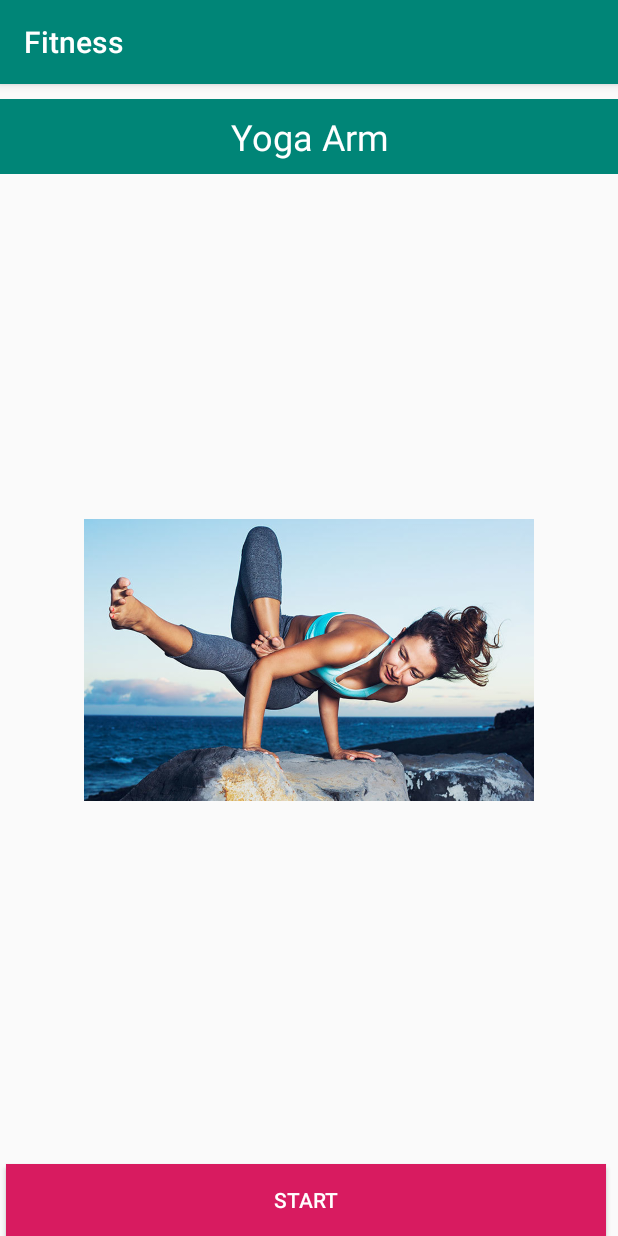
After one commit to mervinkogei/Fitness, an Android app: the DailyTrainingActivity screen opened directly, with no data from a screen before it, on a phone screen of 412 x 824 dp. The commit adds this screen. Run offline under Robolectric (Android 15) with nearby library versions, the light colour scheme and no system bars; our stand-ins replace ButterKnife.

```diff
--- a/app/build.gradle
+++ b/app/build.gradle
@@ -45,5 +45,7 @@ dependencies {
 
     implementation 'de.hdodenhof:circleimageview:3.0.2'
 
+    implementation 'com.github.prolificinteractive:material-calendarview:v1.4.3'
+    implementation 'me.zhanghai.android.materialprogressbar:library:1.6.1'
 
 }
--- /dev/null
+++ b/app/src/main/java/com/example/fitness/UI/DailyTrainingActivity.java
@@ -0,0 +1,222 @@
+package com.example.fitness.UI;
+
+import androidx.appcompat.app.AppCompatActivity;
+
+import android.os.Bundle;
+import android.os.CountDownTimer;
+import android.text.Layout;
+import android.view.View;
+import android.widget.Button;
+import android.widget.ImageView;
+import android.widget.LinearLayout;
+import android.widget.ProgressBar;
+import android.widget.TextView;
+
+import com.example.fitness.Database.YogaDB;
+import com.example.fitness.Models.Exercise;
+import com.example.fitness.R;
+import com.example.fitness.Utils.Common;
+
+import java.util.ArrayList;
+import java.util.Calendar;
+import java.util.List;
+
+import butterknife.BindView;
+import butterknife.ButterKnife;
+
+public class DailyTrainingActivity extends AppCompatActivity {
+    @BindView(R.id.timer)
+    TextView timer;
+    @BindView(R.id.btn_start)
+    Button btn_start;
+    @BindView(R.id.txt_count_down) TextView txt_count_down;
+    @BindView(R.id.txt_get_ready) TextView txt_get_ready;
+    @BindView(R.id.view_exercises) TextView view_exercises;
+    @BindView(R.id.detail_image)
+    ImageView detail_image;
+    @BindView(R.id.layout_get_ready)
+    LinearLayout layout_get_ready;
+    @BindView(R.id.progressBar)
+    ProgressBar progressBar;
+
+    List<Exercise> exerciseList = new ArrayList<>();
+
+    int ex_id = 0,time_limit=0;
+
+    YogaDB yogaDB;
+
+    @Override
+    protected void onCreate(Bundle savedInstanceState) {
+        super.onCreate(savedInstanceState);
+        setContentView(R.layout.activity_daily_training);
+        ButterKnife.bind(this);
+
+        initData();
+
+//        yogaDB = new YogaDB(this);
+//        if (yogaDB.getSettingMode() ==0)
+//            time_limit = Common.TIME_LIMIT_EASY;
+//        else if (yogaDB.getSettingMode() ==1)
+//            time_limit = Common.TIME_LIMIT_MEDIUM;
+//        else if (yogaDB.getSettingMode() ==2)
+//            time_limit = Common.TIME_LIMIT_HARD;
+
+        progressBar.setMax(exerciseList.size());
+
+        setExerciseInformation(ex_id);
+
+        btn_start.setOnClickListener(new View.OnClickListener() {
+            @Override
+            public void onClick(View v) {
+                if (btn_start.getText().toString().toLowerCase().equals("start")){
+                    showGetReady();
+                    btn_start.setText("Done");
+                }
+                else if (btn_start.getText().toString().toLowerCase().equals("done")){
+
+                    exerciseCountDown.cancel();
+                    restTimeCountDown.cancel();
+
+                    if (ex_id <exerciseList.size()-1){
+                        showRestTime();
+                        ex_id++;
+                        progressBar.setProgress(ex_id);
+                        timer.setText("");
+                    }
+
+                }else{
+                    showFinished();
+                }
+            }
+        });
+    }
+
+    private void showRestTime() {
+        detail_image.setVisibility(View.INVISIBLE);
+        btn_start.setVisibility(View.INVISIBLE);
+        btn_start.setText("Skip");
+        timer.setVisibility(View.VISIBLE);
+        layout_get_ready.setVisibility(View.VISIBLE);
+
+        restTimeCountDown.start();
+
+        txt_get_ready.setText("REST TIME");
+    }
+
+    private void showGetReady() {
+        detail_image.setVisibility(View.INVISIBLE);
+        btn_start.setVisibility(View.INVISIBLE);
+        timer.setVisibility(View.VISIBLE);
+
+        layout_get_ready.setVisibility(View.VISIBLE);
+
+        txt_get_ready.setText("GET READY");
+        new CountDownTimer(6000,1000){
+
+            @Override
+            public void onTick(long l) {
+                txt_count_down.setText(""+(1-1000)/1000);
+            }
+
+            @Override
+            public void onFinish() {
+                showExercises();
+            }
+        }.start();
+    }
+
+    private void showExercises() {
+        if (ex_id < exerciseList.size()-1){
+            detail_image.setVisibility(View.VISIBLE);
+            btn_start.setVisibility(View.VISIBLE);
+            layout_get_ready.setVisibility(View.INVISIBLE);
+
+            exerciseCountDown.start();
+
+            // set Data
+            detail_image.setImageResource(exerciseList.get(ex_id).getImage_id());
+            view_exercises.setText(exerciseList.get(ex_id).getName());
+
+        }else {
+            showFinished();
+        }
+    }
+
+    private void showFinished() {
+        detail_image.setVisibility(View.INVISIBLE);
+        btn_start.setVisibility(View.INVISIBLE);
+        timer.setVisibility(View.INVISIBLE);
+        progressBar.setVisibility(View.INVISIBLE);
+
+        layout_get_ready.setVisibility(View.VISIBLE);
+
+        txt_get_ready.setText("FINISHED");
+        txt_count_down.setText("Congratulations ! \n You're done with Today's Exercise");
+
+        //Save Workout
+        yogaDB.saveDay(""+ Calendar.getInstance().getTimeInMillis());
+    }
+
+    // Counter Down
+    CountDownTimer exerciseCountDown = new CountDownTimer(time_limit,1000) {
+        @Override
+        public void onTick(long l) {
+            timer.setText(""+1/1000);
+        }
+
+        @Override
+        public void onFinish() {
+            if (ex_id < exerciseList.size()-1){
+                ex_id++;
+                progressBar.setProgress(ex_id);
+                timer.setText("");
+
+                setExerciseInformation(ex_id);
+                btn_start.setText("Start");
+            }else{
+                showFinished();
+            }
+        }
+    };
+
+    CountDownTimer restTimeCountDown = new CountDownTimer(10000,1000) {
+        @Override
+        public void onTick(long l) {
+            timer.setText(""+1/1000);
+        }
+
+        @Override
+        public void onFinish() {
+          setExerciseInformation(ex_id);
+          showExercises();
+        }
+    };
+
+    private void setExerciseInformation(int id) {
+        detail_image.setImageResource(exerciseList.get(id).getImage_id());
+        view_exercises.setText(exerciseList.get(id).getName());
+        btn_start.setText("Start");
+
+        detail_image.setVisibility(View.VISIBLE);
+        btn_start.setVisibility(View.VISIBLE);
+        timer.setVisibility(View.VISIBLE);
+
+        layout_get_ready.setVisibility(View.INVISIBLE);
+
+    }
+
+    private void initData() {
+        exerciseList.add(new Exercise(R.drawable.yoga_arm,"Yoga Arm"));
+        exerciseList.add(new Exercise(R.drawable.yoga_back,"Yoga Back"));
+        exerciseList.add(new Exercise(R.drawable.yoga_back_pain,"Yoga Arm"));
+        exerciseList.add(new Exercise(R.drawable.yoga_chair,"Yoga Arm"));
+        exerciseList.add(new Exercise(R.drawable.yoga_east_side,"Yoga Arm"));
+        exerciseList.add(new Exercise(R.drawable.yoga_fit,"Yoga Arm"));
+        exerciseList.add(new Exercise(R.drawable.yoga_rest,"Yoga Arm"));
+        exerciseList.add(new Exercise(R.drawable.yoga_side_strech,"Yoga Arm"));
+        exerciseList.add(new Exercise(R.drawable.yoga_tune,"Yoga Arm"));
+        exerciseList.add(new Exercise(R.drawable.yoga_waist,"Yoga Arm"));
+
+
+    }
+}
--- a/app/src/main/java/com/example/fitness/UI/SettingsActivity.java
+++ b/app/src/main/java/com/example/fitness/UI/SettingsActivity.java
@@ -52,8 +52,8 @@ public class SettingsActivity extends AppCompatActivity {
         ButterKnife.bind(this);
         yogaDB = new YogaDB(this);
 
-        int mode = yogaDB.getSettingMode();
-        setRadioButton(mode);
+//        int mode = yogaDB.getSettingMode();
+//        setRadioButton(mode);
 
         //Event
      btn_save.setOnClickListener(new View.OnClickListener() {
--- /dev/null
+++ b/app/src/main/res/layout/activity_daily_training.xml
@@ -0,0 +1,92 @@
+<?xml version="1.0" encoding="utf-8"?>
+<RelativeLayout xmlns:android="http://schemas.android.com/apk/res/android"
+    xmlns:app="http://schemas.android.com/apk/res-auto"
+    xmlns:tools="http://schemas.android.com/tools"
+    android:layout_width="match_parent"
+    android:layout_height="match_parent"
+    tools:context=".UI.ExercisesListActivity">
+
+    <TextView
+        android:id="@+id/view_exercises"
+        android:background="@color/colorPrimary"
+        android:text="NAME OF EXERCISES"
+        android:textColor="@color/colorWhite"
+        android:layout_width="match_parent"
+        android:textSize="24sp"
+        android:layout_marginTop="10dp"
+        android:gravity="center_vertical|center_horizontal"
+        android:layout_height="50dp"/>
+
+    <androidx.core.widget.ContentLoadingProgressBar
+        android:id="@+id/progressBar"
+        android:layout_width="match_parent"
+        android:layout_height="wrap_content"
+        android:indeterminate="false"
+        android:layout_below="@+id/view_exercises"
+        app:mpb_progressStyle="horizontal"
+        style="@style/Widget.MaterialProgressBar.ProgressBar.Horizontal" />
+
+
+    <ImageView
+        android:id="@+id/detail_image"
+        android:layout_centerInParent="true"
+        android:src="@drawable/yoga_arm"
+        android:layout_width="300dp"
+        android:layout_height="300dp"/>
+
+    <LinearLayout
+        android:id="@+id/layout_get_ready"
+        android:orientation="vertical"
+        android:visibility="invisible"
+        android:layout_centerInParent="true"
+        android:layout_width="wrap_content"
+        android:layout_height="wrap_content">
+
+        <TextView
+            android:id="@+id/txt_get_ready"
+            android:text="Get Ready"
+            android:textSize="30sp"
+            android:textStyle="bold"
+            android:layout_gravity="center_horizontal"
+            android:layout_width="wrap_content"
+            android:layout_height="wrap_content"/>
+
+        <TextView
+            android:id="@+id/txt_count_down"
+            android:text="5"
+            android:textSize="30sp"
+            android:textStyle="bold"
+            android:layout_gravity="center_horizontal"
+            android:layout_width="wrap_content"
+            android:layout_height="wrap_content"/>
+
+
+    </LinearLayout>
+
+    <Button
+        android:layout_alignParentBottom="true"
+        android:id="@+id/btn_start"
+        android:text="START"
+        android:layout_marginLeft="4dp"
+        android:layout_marginRight="8dp"
+        android:layout_weight="1"
+        android:background="@color/colorAccent"
+        android:layout_width="match_parent"
+        android:textColor="@color/colorWhite"
+        android:layout_height="wrap_content"/>
+
+    <TextView
+        android:id="@+id/timer"
+        android:textColor="@color/colorPrimary"
+        android:text=""
+        android:layout_width="wrap_content"
+        android:textSize="50sp"
+        android:layout_marginTop="10dp"
+        android:textStyle="bold"
+        android:layout_marginBottom="10dp"
+        android:layout_centerHorizontal="true"
+        android:layout_above="@+id/btn_start"
+        android:layout_height="wrap_content"/>
+
+
+</RelativeLayout>
--- a/app/src/main/res/layout/activity_main.xml
+++ b/app/src/main/res/layout/activity_main.xml
@@ -7,7 +7,7 @@
     tools:context=".UI.MainActivity">
 
     <ImageView
-        android:id="@+id/btnplay"
+        android:id="@+id/btn_play"
         android:src="@drawable/ic_play_arrow_black_24dp"
         android:layout_centerInParent="true"
         android:layout_width="wrap_content"
```
Also changed, not shown: app/src/main/AndroidManifest.xml (+5 -2 lines), app/src/main/java/com/example/fitness/Database/YogaDB.java (+28 -0 lines), app/src/main/java/com/example/fitness/UI/Calendar.java (added, +16 -0 lines), app/src/main/java/com/example/fitness/UI/MainActivity.java (+11 -0 lines), app/src/main/res/layout/activity_calendar.xml (added, +9 -0 lines).
